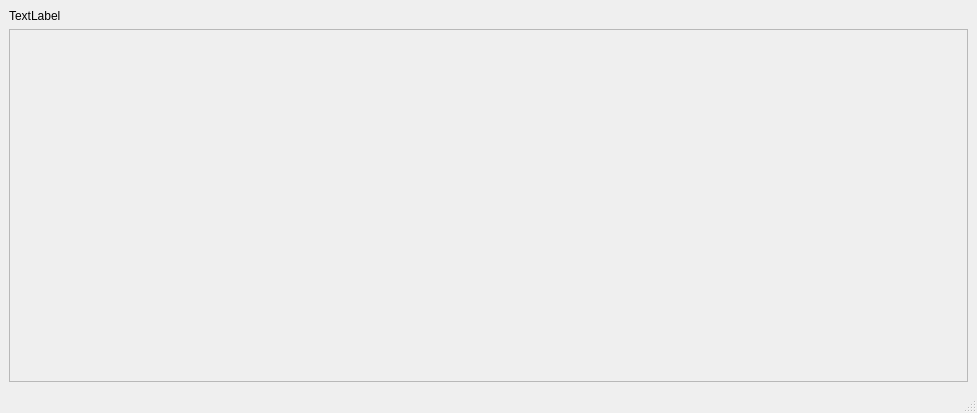
Before: the Qt Designer form mainwindow.ui in chrert/Visual-Sudoku-Solver, drawn with Qt 5.
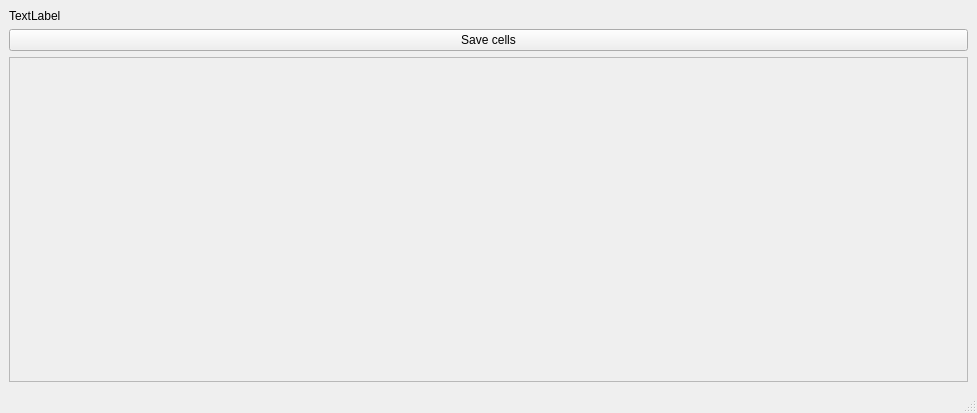
After: the same form once the commit is applied.

The edit to the form file:
```diff
--- a/mainwindow.ui
+++ b/mainwindow.ui
@@ -29,6 +29,13 @@
       </item>
      </layout>
     </item>
+    <item>
+     <widget class="QPushButton" name="saveBtn">
+      <property name="text">
+       <string>Save cells</string>
+      </property>
+     </widget>
+    </item>
     <item>
      <widget class="QPlainTextEdit" name="console">
       <property name="enabled">
```
